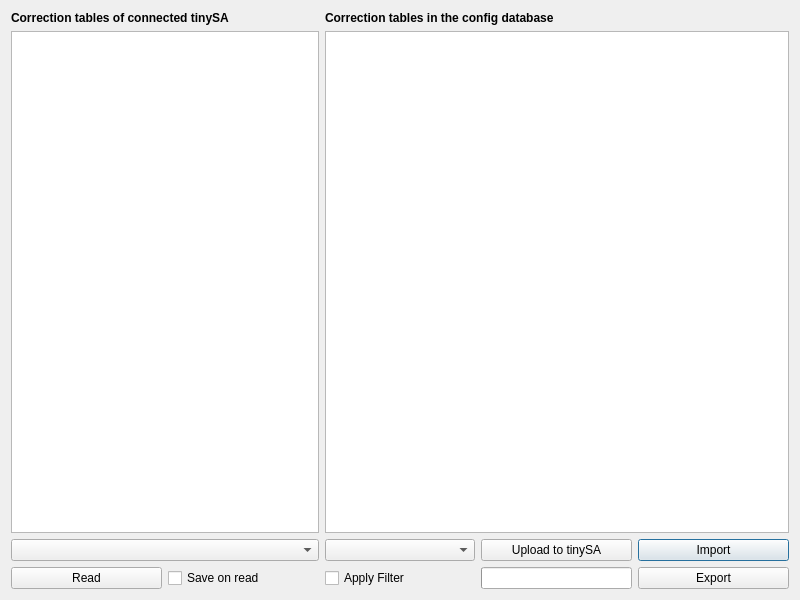
Above: src/offset.ui from g4ixt/QtTinySA before the change. Below: the same form after it.
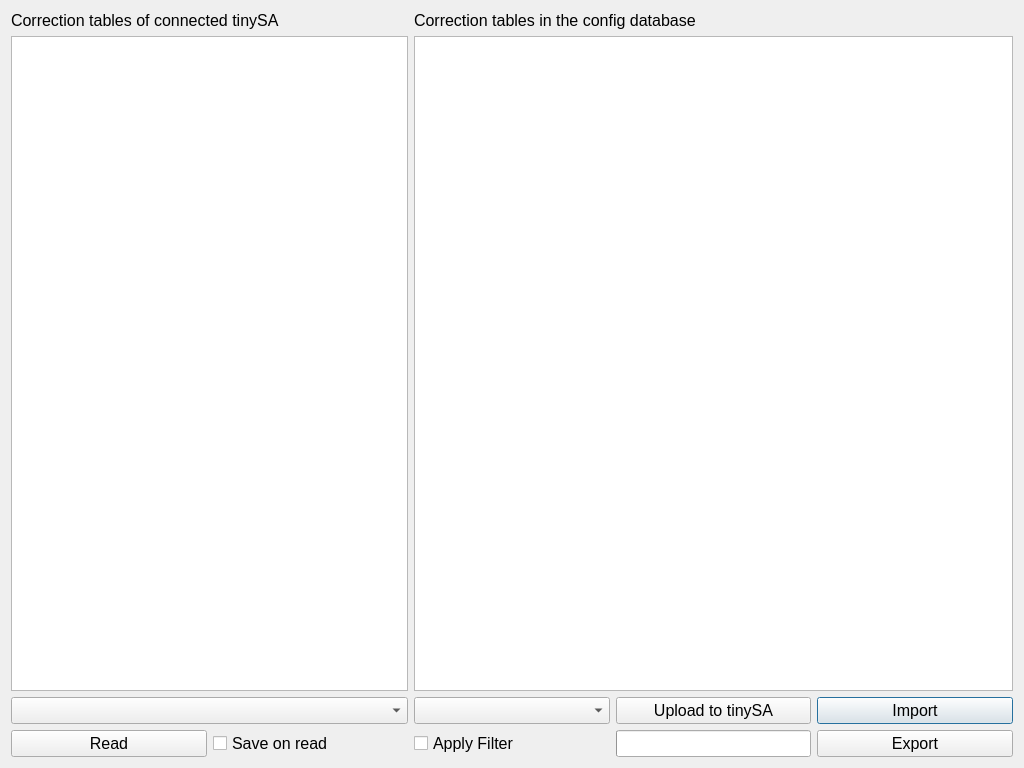
That is the form after the change.

Commit message:
GUI window sizes
Increased GUI window sizes
Changed font to default
Increased font size

The edit to the form file:
```diff
--- a/src/offset.ui
+++ b/src/offset.ui
@@ -6,8 +6,8 @@
    <rect>
     <x>0</x>
     <y>0</y>
-    <width>800</width>
-    <height>600</height>
+    <width>1024</width>
+    <height>768</height>
    </rect>
   </property>
   <property name="windowTitle">
@@ -24,6 +24,11 @@
          <verstretch>0</verstretch>
         </sizepolicy>
        </property>
+       <property name="font">
+        <font>
+         <pointsize>12</pointsize>
+        </font>
+       </property>
        <property name="text">
         <string>Import</string>
        </property>
@@ -37,6 +42,11 @@
          <verstretch>0</verstretch>
         </sizepolicy>
        </property>
+       <property name="font">
+        <font>
+         <pointsize>12</pointsize>
+        </font>
+       </property>
        <property name="text">
         <string>Upload to tinySA</string>
        </property>
@@ -52,7 +62,7 @@
        </property>
        <property name="font">
         <font>
-         <pointsize>4</pointsize>
+         <pointsize>12</pointsize>
         </font>
        </property>
        <property name="value">
@@ -71,6 +81,11 @@
          <verstretch>0</verstretch>
         </sizepolicy>
        </property>
+       <property name="font">
+        <font>
+         <pointsize>12</pointsize>
+        </font>
+       </property>
        <property name="toolTip">
         <string>Save tables to config database</string>
        </property>
@@ -83,8 +98,7 @@
       <widget class="QLabel" name="label_2">
        <property name="font">
         <font>
-         <pointsize>9</pointsize>
-         <bold>true</bold>
+         <pointsize>12</pointsize>
         </font>
        </property>
        <property name="text">
@@ -103,6 +117,11 @@
          <verstretch>0</verstretch>
         </sizepolicy>
        </property>
+       <property name="font">
+        <font>
+         <pointsize>12</pointsize>
+        </font>
+       </property>
        <property name="editTriggers">
         <set>QAbstractItemView::EditTrigger::NoEditTriggers</set>
        </property>
@@ -119,6 +138,11 @@
          <verstretch>0</verstretch>
         </sizepolicy>
        </property>
+       <property name="font">
+        <font>
+         <pointsize>12</pointsize>
+        </font>
+       </property>
        <property name="toolTip">
         <string>Correction mode</string>
        </property>
@@ -132,6 +156,11 @@
          <verstretch>0</verstretch>
         </sizepolicy>
        </property>
+       <property name="font">
+        <font>
+         <pointsize>12</pointsize>
+        </font>
+       </property>
        <property name="sortingEnabled">
         <bool>true</bool>
        </property>
@@ -145,6 +174,11 @@
          <verstretch>0</verstretch>
         </sizepolicy>
        </property>
+       <property name="font">
+        <font>
+         <pointsize>12</pointsize>
+        </font>
+       </property>
        <property name="toolTip">
         <string>Filter by correction mode</string>
        </property>
@@ -164,6 +198,11 @@
          <verstretch>0</verstretch>
         </sizepolicy>
        </property>
+       <property name="font">
+        <font>
+         <pointsize>12</pointsize>
+        </font>
+       </property>
        <property name="text">
         <string>Export</string>
        </property>
@@ -177,6 +216,11 @@
          <verstretch>0</verstretch>
         </sizepolicy>
        </property>
+       <property name="font">
+        <font>
+         <pointsize>12</pointsize>
+        </font>
+       </property>
        <property name="toolTip">
         <string>Read tables from tinySA</string>
        </property>
@@ -193,14 +237,18 @@
          <verstretch>0</verstretch>
         </sizepolicy>
        </property>
+       <property name="font">
+        <font>
+         <pointsize>12</pointsize>
+        </font>
+       </property>
       </widget>
      </item>
      <item row="0" column="0" colspan="2">
       <widget class="QLabel" name="label">
        <property name="font">
         <font>
-         <pointsize>9</pointsize>
-         <bold>true</bold>
+         <pointsize>12</pointsize>
         </font>
        </property>
        <property name="text">
```
The commit also changes 7 other files.
